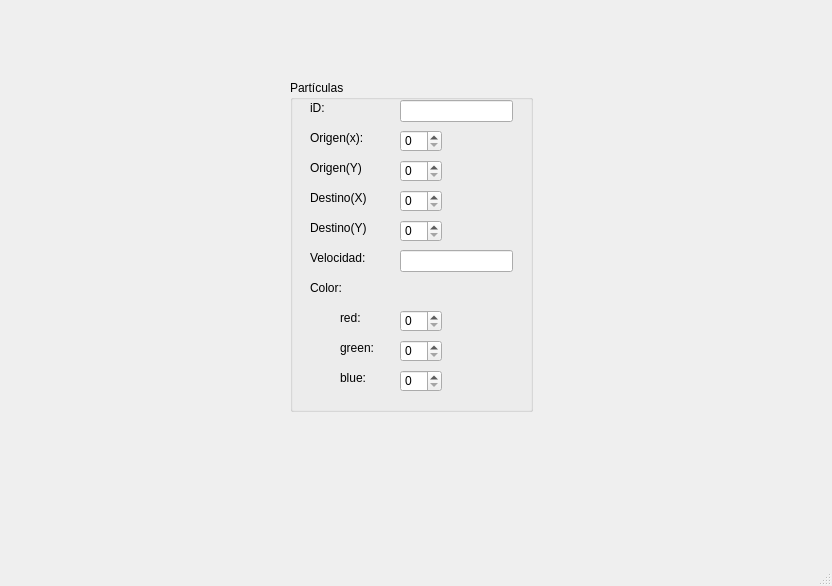
Above: mainwindow.ui from jesusEsSalas/actividad08 before the change. Below: the same form after it.
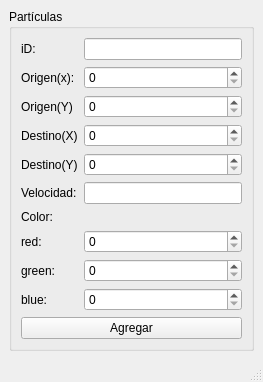
That is the form after the change.

Commit message: Modificacion a la ventana

What changed in the file:
```diff
--- a/mainwindow.ui
+++ b/mainwindow.ui
@@ -6,268 +6,160 @@
    <rect>
     <x>0</x>
     <y>0</y>
-    <width>832</width>
-    <height>586</height>
+    <width>263</width>
+    <height>368</height>
    </rect>
   </property>
   <property name="windowTitle">
    <string>Algoritmia</string>
   </property>
   <widget class="QWidget" name="centralwidget">
+   <layout class="QGridLayout" name="gridLayout_2">
+    <item row="0" column="0">
    <widget class="QGroupBox" name="groupBox_Particulas">
-    <property name="geometry">
-     <rect>
-      <x>290</x>
-      <y>80</y>
-      <width>243</width>
-      <height>332</height>
-     </rect>
-    </property>
     <property name="title">
      <string>Partículas</string>
     </property>
-    <widget class="QSpinBox" name="spinBox_7">
-     <property name="geometry">
-      <rect>
-       <x>110</x>
-       <y>290</y>
-       <width>42</width>
-       <height>22</height>
-      </rect>
-     </property>
-     <property name="maximum">
-      <number>500</number>
-     </property>
-    </widget>
+      <layout class="QGridLayout" name="gridLayout">
+       <item row="0" column="0">
     <widget class="QLabel" name="label_id">
-     <property name="geometry">
-      <rect>
-       <x>20</x>
-       <y>20</y>
-       <width>55</width>
-       <height>16</height>
-      </rect>
-     </property>
      <property name="text">
       <string>iD:</string>
      </property>
     </widget>
-    <widget class="QSpinBox" name="spinBox_5">
-     <property name="geometry">
-      <rect>
-       <x>110</x>
-       <y>230</y>
-       <width>42</width>
-       <height>22</height>
-      </rect>
-     </property>
-     <property name="maximum">
-      <number>500</number>
-     </property>
-    </widget>
-    <widget class="QLabel" name="label_green">
-     <property name="geometry">
-      <rect>
-       <x>50</x>
-       <y>260</y>
-       <width>55</width>
-       <height>16</height>
-      </rect>
-     </property>
-     <property name="text">
-      <string>green:</string>
-     </property>
-    </widget>
-    <widget class="QLabel" name="label_color">
-     <property name="geometry">
-      <rect>
-       <x>20</x>
-       <y>200</y>
-       <width>55</width>
-       <height>16</height>
-      </rect>
-     </property>
-     <property name="text">
-      <string>Color:</string>
-     </property>
-    </widget>
-    <widget class="QLineEdit" name="lineEdit">
-     <property name="geometry">
-      <rect>
-       <x>110</x>
-       <y>20</y>
-       <width>113</width>
-       <height>22</height>
-      </rect>
-     </property>
-    </widget>
-    <widget class="QSpinBox" name="spinBox_4">
-     <property name="geometry">
-      <rect>
-       <x>110</x>
-       <y>140</y>
-       <width>42</width>
-       <height>22</height>
-      </rect>
-     </property>
-     <property name="maximum">
-      <number>500</number>
-     </property>
-    </widget>
-    <widget class="QSpinBox" name="spinBox_6">
-     <property name="geometry">
-      <rect>
-       <x>110</x>
-       <y>260</y>
-       <width>42</width>
-       <height>22</height>
-      </rect>
-     </property>
-     <property name="maximum">
-      <number>500</number>
-     </property>
-    </widget>
-    <widget class="QLabel" name="label_velocidad">
-     <property name="geometry">
-      <rect>
-       <x>20</x>
-       <y>170</y>
-       <width>55</width>
-       <height>16</height>
-      </rect>
-     </property>
-     <property name="text">
-      <string>Velocidad:</string>
-     </property>
-    </widget>
-    <widget class="QSpinBox" name="spinBox">
-     <property name="geometry">
-      <rect>
-       <x>110</x>
-       <y>50</y>
-       <width>42</width>
-       <height>22</height>
-      </rect>
-     </property>
-     <property name="maximum">
-      <number>500</number>
-     </property>
-    </widget>
+       </item>
+       <item row="0" column="1">
+        <widget class="QLineEdit" name="lineEdit"/>
+       </item>
+       <item row="1" column="0">
     <widget class="QLabel" name="label_origenX">
-     <property name="geometry">
-      <rect>
-       <x>20</x>
-       <y>50</y>
-       <width>55</width>
-       <height>16</height>
-      </rect>
-     </property>
      <property name="text">
       <string>Origen(x):</string>
      </property>
     </widget>
-    <widget class="QLineEdit" name="lineEdit_2">
-     <property name="geometry">
-      <rect>
-       <x>110</x>
-       <y>170</y>
-       <width>113</width>
-       <height>22</height>
-      </rect>
-     </property>
-    </widget>
+       </item>
+       <item row="1" column="1">
+        <widget class="QSpinBox" name="spinBox">
+         <property name="maximum">
+          <number>500</number>
+         </property>
+        </widget>
+       </item>
+       <item row="2" column="0">
+        <widget class="QLabel" name="label_origenY">
+         <property name="text">
+          <string>Origen(Y)</string>
+         </property>
+        </widget>
+       </item>
+       <item row="2" column="1">
+        <widget class="QSpinBox" name="spinBox_2">
+         <property name="maximum">
+          <number>500</number>
+         </property>
+        </widget>
+       </item>
+       <item row="3" column="0">
     <widget class="QLabel" name="label_destinoX">
-     <property name="geometry">
-      <rect>
-       <x>20</x>
-       <y>110</y>
-       <width>61</width>
-       <height>16</height>
-      </rect>
-     </property>
      <property name="text">
       <string>Destino(X)</string>
      </property>
     </widget>
+       </item>
+       <item row="3" column="1">
     <widget class="QSpinBox" name="spinBox_3">
-     <property name="geometry">
-      <rect>
-       <x>110</x>
-       <y>110</y>
-       <width>42</width>
-       <height>22</height>
-      </rect>
-     </property>
      <property name="maximum">
       <number>500</number>
      </property>
     </widget>
+       </item>
+       <item row="4" column="0">
     <widget class="QLabel" name="label_destinoY">
-     <property name="geometry">
-      <rect>
-       <x>20</x>
-       <y>140</y>
-       <width>61</width>
-       <height>16</height>
-      </rect>
-     </property>
      <property name="text">
       <string>Destino(Y)</string>
      </property>
     </widget>
-    <widget class="QLabel" name="label_blue">
-     <property name="geometry">
-      <rect>
-       <x>50</x>
-       <y>290</y>
-       <width>55</width>
-       <height>16</height>
-      </rect>
-     </property>
-     <property name="text">
-      <string>blue:</string>
-     </property>
-    </widget>
-    <widget class="QSpinBox" name="spinBox_2">
-     <property name="geometry">
-      <rect>
-       <x>110</x>
-       <y>80</y>
-       <width>42</width>
-       <height>22</height>
-      </rect>
-     </property>
+       </item>
+       <item row="4" column="1">
+        <widget class="QSpinBox" name="spinBox_4">
      <property name="maximum">
       <number>500</number>
      </property>
     </widget>
+       </item>
+       <item row="5" column="0">
+        <widget class="QLabel" name="label_velocidad">
+         <property name="text">
+          <string>Velocidad:</string>
+         </property>
+        </widget>
+       </item>
+       <item row="5" column="1">
+        <widget class="QLineEdit" name="lineEdit_2"/>
+       </item>
+       <item row="6" column="0">
+        <widget class="QLabel" name="label_color">
+         <property name="text">
+          <string>Color:</string>
+         </property>
+        </widget>
+       </item>
+       <item row="7" column="0">
     <widget class="QLabel" name="label_red">
-     <property name="geometry">
-      <rect>
-       <x>50</x>
-       <y>230</y>
-       <width>55</width>
-       <height>16</height>
-      </rect>
-     </property>
      <property name="text">
       <string>red:</string>
      </property>
     </widget>
-    <widget class="QLabel" name="label_origenY">
-     <property name="geometry">
-      <rect>
-       <x>20</x>
-       <y>80</y>
-       <width>55</width>
-       <height>16</height>
-      </rect>
-     </property>
+       </item>
+       <item row="7" column="1">
+        <widget class="QSpinBox" name="spinBox_5">
+         <property name="maximum">
+          <number>255</number>
+         </property>
+        </widget>
+       </item>
+       <item row="8" column="0">
+        <widget class="QLabel" name="label_green">
      <property name="text">
-      <string>Origen(Y)</string>
-     </property>
-    </widget>
-   </widget>
+          <string>green:</string>
+         </property>
+        </widget>
+       </item>
+       <item row="8" column="1">
+        <widget class="QSpinBox" name="spinBox_6">
+         <property name="maximum">
+          <number>255</number>
+         </property>
+        </widget>
+       </item>
+       <item row="9" column="0">
+        <widget class="QLabel" name="label_blue">
+         <property name="text">
+          <string>blue:</string>
+         </property>
+        </widget>
+       </item>
+       <item row="9" column="1">
+        <widget class="QSpinBox" name="spinBox_7">
+         <property name="maximum">
+          <number>255</number>
+         </property>
+         <property name="stepType">
+          <enum>QAbstractSpinBox::AdaptiveDecimalStepType</enum>
+         </property>
+        </widget>
+       </item>
+       <item row="10" column="0" colspan="2">
+        <widget class="QPushButton" name="pushButton_Agregar">
+         <property name="text">
+          <string>Agregar</string>
+         </property>
+        </widget>
+       </item>
+      </layout>
+     </widget>
+    </item>
+   </layout>
   </widget>
   <widget class="QStatusBar" name="statusbar"/>
   <widget class="QMenuBar" name="menuBar">
```
Left out of the diff: 4 changed lines with no effect on the pictures. Lines whose indentation alone changed are shown as unchanged. The commit also changes 2 other files.
